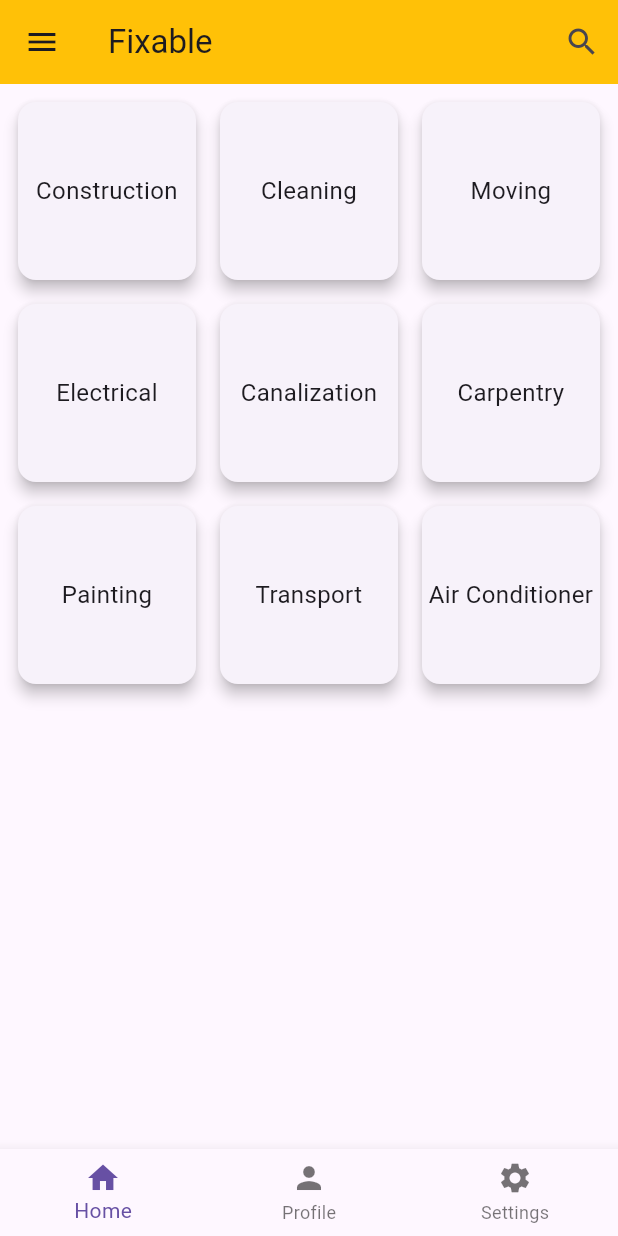
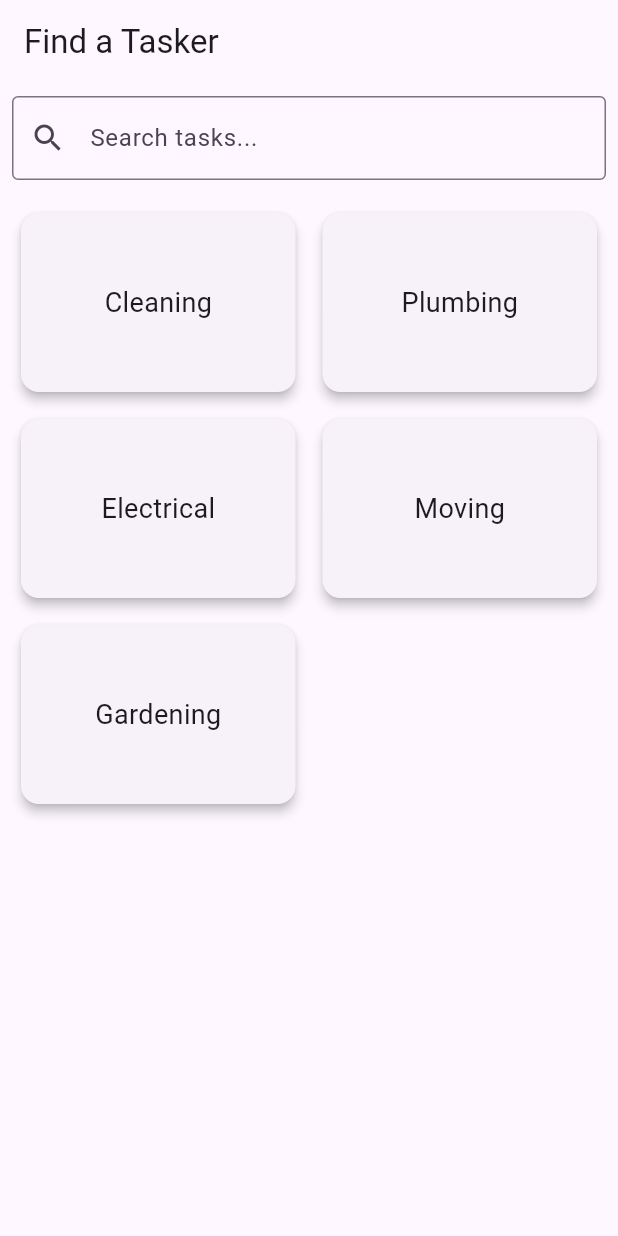
Before and after one commit to essidsolutions/workout, a Flutter app: the screen it shows after launch, on a phone screen of 412 x 824 dp. Run offline on Flutter 3.47's test engine with Material 3 defaults, Android fonts, the phone set to English and light mode, and no system bars; our stand-ins replace flutter_typeahead, geolocator.

Commit message:
tasker location solved

```diff
--- a/lib/main.dart
+++ b/lib/main.dart
@@ -1,6 +1,6 @@
 // main.dart
 import 'package:flutter/material.dart';
-import 'main_page.dart';
+import 'screens/home_page.dart';
 
 void main() {
   runApp(MyApp());
@@ -10,11 +10,11 @@ class MyApp extends StatelessWidget {
   @override
   Widget build(BuildContext context) {
     return MaterialApp(
-      title: 'Fixable',
+      title: 'TaskRabbit Clone',
       theme: ThemeData(
         primarySwatch: Colors.blue,
       ),
-      home: MainPage(), // MainPage with bottom navigation
+      home: HomePage(),
     );
   }
 }
--- /dev/null
+++ b/lib/models/tasker.dart
@@ -0,0 +1,16 @@
+// models/tasker.dart
+class Tasker {
+  final String name;
+  final int experience;
+  final double rate;
+  final double latitude;
+  final double longitude;
+
+  Tasker({
+    required this.name,
+    required this.experience,
+    required this.rate,
+    required this.latitude,
+    required this.longitude,
+  });
+}
--- /dev/null
+++ b/lib/screens/home_page.dart
@@ -0,0 +1,61 @@
+// screens/home_page.dart
+import 'package:flutter/material.dart';
+import 'task_location_form.dart';
+
+class HomePage extends StatelessWidget {
+  final List<String> categories = [
+    'Cleaning',
+    'Plumbing',
+    'Electrical',
+    'Moving',
+    'Gardening',
+    // Add more categories as needed
+  ];
+
+  @override
+  Widget build(BuildContext context) {
+    return Scaffold(
+      appBar: AppBar(title: Text('Find a Tasker')),
+      body: Column(
+        children: [
+          const Padding(
+            padding: EdgeInsets.all(8.0),
+            child: TextField(
+              decoration: InputDecoration(
+                hintText: 'Search tasks...',
+                border: OutlineInputBorder(),
+                prefixIcon: Icon(Icons.search),
+              ),
+            ),
+          ),
+          Expanded(
+            child: GridView.builder(
+              gridDelegate: const SliverGridDelegateWithFixedCrossAxisCount(
+                crossAxisCount: 2,
+                childAspectRatio: 3 / 2,
+                crossAxisSpacing: 10,
+                mainAxisSpacing: 10,
+              ),
+              padding: const EdgeInsets.all(10),
+              itemCount: categories.length,
+              itemBuilder: (ctx, i) => GestureDetector(
+                onTap: () {
+                  Navigator.push(
+                    context,
+                    MaterialPageRoute(
+                      builder: (context) => TaskLocationForm(category: categories[i]),
+                    ),
+                  );
+                },
+                child: Card(
+                  elevation: 3,
+                  child: Center(child: Text(categories[i], style: TextStyle(fontSize: 18))),
+                ),
+              ),
+            ),
+          ),
+        ],
+      ),
+    );
+  }
+}
--- /dev/null
+++ b/lib/screens/tasker_details.dart
@@ -0,0 +1,38 @@
+// screens/tasker_details.dart
+import 'package:flutter/material.dart';
+import '../models/tasker.dart';
+
+class TaskerDetails extends StatelessWidget {
+  final Tasker tasker;
+
+  TaskerDetails({required this.tasker});
+
+  @override
+  Widget build(BuildContext context) {
+    return Scaffold(
+      appBar: AppBar(title: Text(tasker.name)),
+      body: Padding(
+        padding: const EdgeInsets.all(16.0),
+        child: Column(
+          crossAxisAlignment: CrossAxisAlignment.center,
+          children: [
+            CircleAvatar(
+              radius: 60,
+              backgroundImage: NetworkImage('https://via.placeholder.com/150'),
+            ),
+            SizedBox(height: 20),
+            Text(tasker.name, style: TextStyle(fontSize: 28, fontWeight: FontWeight.bold)),
+            SizedBox(height: 10),
+            Text('Experience: ${tasker.experience} years', style: TextStyle(fontSize: 18)),
+            Text('Rate: \$${tasker.rate}/hr', style: TextStyle(fontSize: 18)),
+            SizedBox(height: 20),
+            Text(
+              'Bio: ${tasker.name} is a skilled professional with ${tasker.experience} years of experience.',
+              textAlign: TextAlign.center,
+            ),
+          ],
+        ),
+      ),
+    );
+  }
+}
--- /dev/null
+++ b/lib/services/tasker_service.dart
@@ -0,0 +1,28 @@
+// services/tasker_service.dart
+import 'package:geolocator/geolocator.dart';
+import '../models/tasker.dart';
+
+class TaskerService {
+  static Future<List<Tasker>> getTaskersForLocation(double userLatitude, double userLongitude) async {
+    final List<Tasker> allTaskers = [
+      Tasker(name: 'Luis Costa', experience: 5, rate: 20.0, latitude: 38.7169, longitude: -9.1393),
+      Tasker(name: 'Maria Silva', experience: 3, rate: 18.0, latitude: 38.7110, longitude: -9.1392),
+      Tasker(name: 'João Santos', experience: 8, rate: 25.0, latitude: 38.7262, longitude: -9.1511),
+      Tasker(name: 'Pierre Dupont', experience: 4, rate: 22.0, latitude: 48.8566, longitude: 2.3522),
+      Tasker(name: 'Sophie Martin', experience: 2, rate: 19.0, latitude: 48.8606, longitude: 2.3376),
+      Tasker(name: 'Jean-Luc Petit', experience: 6, rate: 27.0, latitude: 48.8534, longitude: 2.3488),
+    ];
+
+    double radiusKm = 50.0;
+
+    final nearbyTaskers = allTaskers.where((tasker) {
+      double distanceInMeters = Geolocator.distanceBetween(
+        userLatitude, userLongitude,
+        tasker.latitude, tasker.longitude,
+      );
+      return distanceInMeters <= radiusKm * 1000;
+    }).toList();
+
+    return nearbyTaskers;
+  }
+}
--- a/pubspec.yaml
+++ b/pubspec.yaml
@@ -30,7 +30,9 @@ environment:
 dependencies:
   flutter:
     sdk: flutter
-
+  geolocator: ^9.0.2
+  flutter_typeahead: ^4.0.0
+  http: ^1.2.2
 
   # The following adds the Cupertino Icons font to your application.
   # Use with the CupertinoIcons class for iOS style icons.
```
Also changed, not shown: lib/home_page.dart (+70 -8 lines), lib/screens/task_location_form.dart (added, +100 -0 lines), lib/screens/taskers_list.dart (added, +56 -0 lines), 11 other files.
